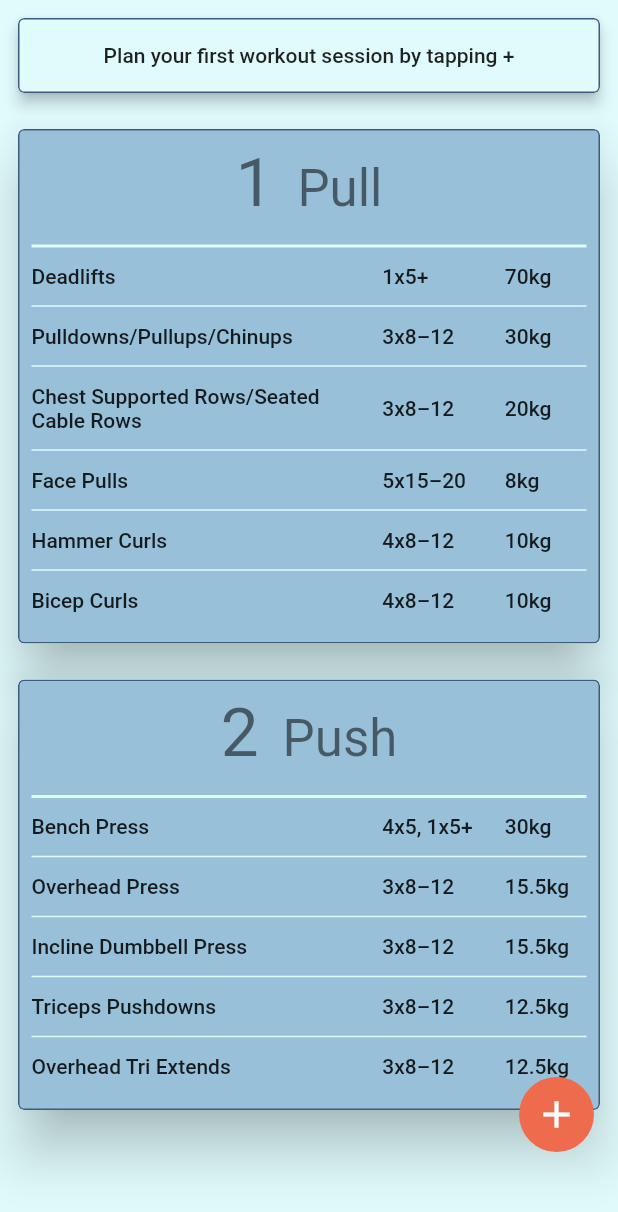
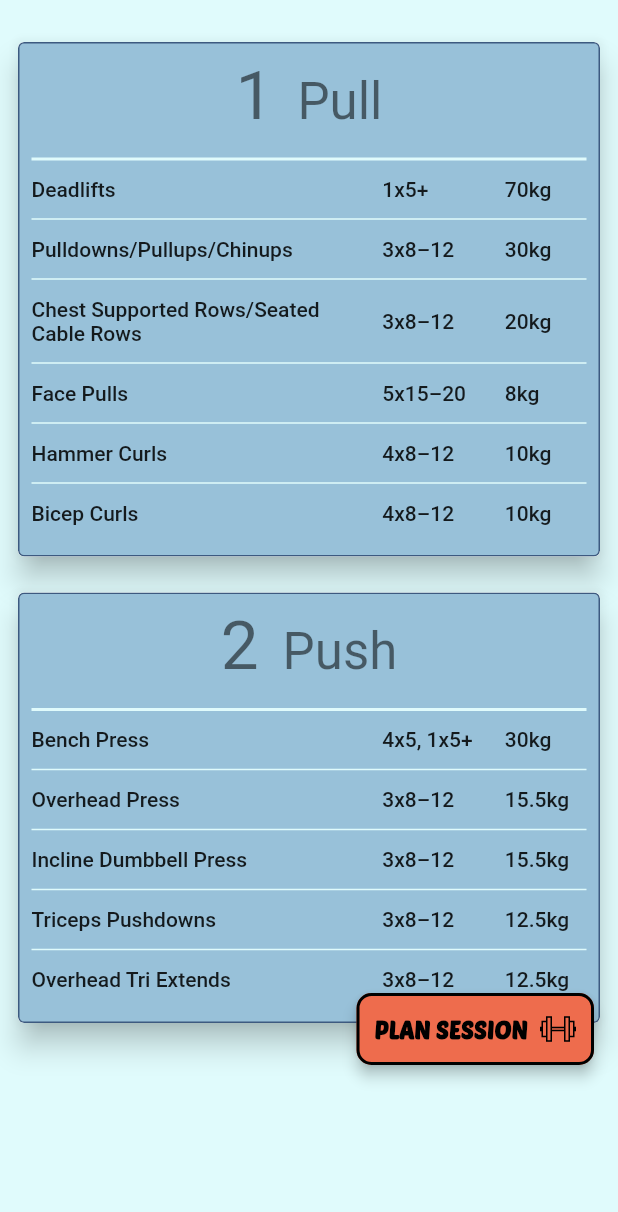
Before and after one commit to JPUF/ppl_course, a Flutter app: the screen it shows after launch, on a phone screen of 412 x 824 dp. Shown: the top 1212 px of the screen. Run offline on Flutter 3.47's test engine with Material 2 defaults, Android fonts, the phone set to English and light mode, and no system bars; our stand-ins replace bloc, flutter_bloc, flutter_svg, page_transition.

Commit message:
Return to bottom button

```diff
--- a/lib/presentation/navigation/app_router.dart
+++ b/lib/presentation/navigation/app_router.dart
@@ -2,6 +2,7 @@ import 'package:flutter/material.dart';
 import 'package:page_transition/page_transition.dart';
 import 'package:ppl_course/presentation/pages/exercise/exercise_page.dart';
 import 'package:ppl_course/presentation/pages/home/home_page.dart';
+import 'package:ppl_course/presentation/pages/session/session_page.dart';
 
 import 'destination.dart';
 
@@ -17,6 +18,11 @@ class AppRouter {
             child: const ExercisePage(title: "Exercise"),
             settings: routeSettings,
             type: PageTransitionType.rightToLeftWithFade);
+      case Destination.session:
+        return PageTransition(
+            child: const SessionPage(title: "Workout Session"),
+            settings: routeSettings,
+            type: PageTransitionType.rightToLeftWithFade);
       default:
         return null;
     }
--- a/lib/presentation/navigation/destination.dart
+++ b/lib/presentation/navigation/destination.dart
@@ -1,4 +1,5 @@
 class Destination {
   static const root = '/';
   static const exercise = root + 'exercise';
+  static const session = root + 'session';
 }
--- a/lib/presentation/pages/home/home_page.dart
+++ b/lib/presentation/pages/home/home_page.dart
@@ -4,9 +4,8 @@ import 'package:ppl_course/data/network/response.dart';
 import 'package:ppl_course/logic/cycles/cycles_bloc.dart';
 import 'package:ppl_course/presentation/navigation/args/session_args.dart';
 import 'package:ppl_course/presentation/navigation/destination.dart';
-import 'package:ppl_course/presentation/pages/home/placeholder_session_widget.dart';
+import 'package:ppl_course/presentation/pages/home/plan_session_button.dart';
 import 'package:ppl_course/presentation/pages/home/session_widget.dart';
-import 'package:ppl_course/res/color/colors.dart';
 
 class HomePage extends StatefulWidget {
   const HomePage({Key? key, required this.title}) : super(key: key);
@@ -58,7 +57,6 @@ class _HomePageState extends State<HomePage> {
                   child: Column(
                     mainAxisAlignment: MainAxisAlignment.start,
                     children: <Widget>[
-                      const PlaceholderSession(),
                       const SizedBox(height: 16),
                       sessionBuilder,
                       const SizedBox(height: 16),
@@ -67,16 +65,7 @@ class _HomePageState extends State<HomePage> {
                 ),
               ),
             ),
-            Padding(
-              padding: const EdgeInsets.all(16.0),
-              child: CircleAvatar(
-                radius: 25,
-                backgroundColor: AppColor.accent,
-                child: IconButton(
-                    icon: const Icon(Icons.add, color: Colors.white, size: 30),
-                    onPressed: () {}),
-              ),
-            ),
+            const PlanSessionButton()
           ],
         ),
       ),
--- a/lib/presentation/pages/home/placeholder_session_widget.dart
+++ /dev/null
@@ -1,28 +0,0 @@
-import 'package:flutter/material.dart';
-import 'package:ppl_course/res/color/colors.dart';
-
-class PlaceholderSession extends StatelessWidget {
-  const PlaceholderSession({Key? key}) : super(key: key);
-
-  @override
-  Widget build(BuildContext context) {
-    return Card(
-        elevation: 4,
-        clipBehavior: Clip.antiAlias,
-        child: Container(
-          width: double.infinity,
-          decoration: BoxDecoration(
-              color: AppColor.light,
-              border: Border.all(color: AppColor.dark),
-              borderRadius: BorderRadius.circular(4)),
-          child: Padding(
-            padding: const EdgeInsets.all(16.0),
-            child: Text(
-              'Plan your first workout session by tapping +',
-              style: Theme.of(context).textTheme.bodyText1,
-              textAlign: TextAlign.center,
-            ),
-          ),
-        ));
-  }
-}
--- /dev/null
+++ b/lib/presentation/pages/home/plan_session_button.dart
@@ -0,0 +1,50 @@
+import 'package:flutter/material.dart';
+import 'package:flutter_svg/svg.dart';
+import 'package:ppl_course/presentation/navigation/destination.dart';
+import 'package:ppl_course/res/color/colors.dart';
+import 'package:ppl_course/res/string/strings.dart';
+import 'package:ppl_course/res/styles/app_text_styles.dart';
+
+class PlanSessionButton extends StatelessWidget {
+  const PlanSessionButton({
+    Key? key,
+  }) : super(key: key);
+
+  @override
+  Widget build(BuildContext context) {
+    return GestureDetector(
+      onTap: () {
+        Navigator.of(context).pushNamed(Destination.session);
+      },
+      child: Card(
+        color: AppColor.accent,
+        elevation: 4,
+        shape: RoundedRectangleBorder(
+          side: const BorderSide(color: Colors.black, width: 2),
+          borderRadius: BorderRadius.circular(10),
+        ),
+        margin: const EdgeInsets.all(16.0),
+        child: Container(
+          padding: const EdgeInsets.all(12.0),
+          child: Row(
+            mainAxisSize: MainAxisSize.min,
+            mainAxisAlignment: MainAxisAlignment.end,
+            children: [
+              Text(
+                Strings.planSessionCTA,
+                textAlign: TextAlign.center,
+                style: AppTextStyles.button,
+              ),
+              const SizedBox(width: 8),
+              SvgPicture.asset(
+                'assets/images/ic_weight.svg',
+                width: 24,
+                height: 24,
+              )
+            ],
+          ),
+        ),
+      ),
+    );
+  }
+}
--- a/lib/presentation/pages/home/session_widget.dart
+++ b/lib/presentation/pages/home/session_widget.dart
@@ -33,7 +33,7 @@ class _SessionWidgetState extends State<SessionWidget> {
     return Padding(
       padding: const EdgeInsets.fromLTRB(0, 0, 0, 16),
       child: Card(
-        elevation: 16,
+        elevation: 8,
         clipBehavior: Clip.antiAlias,
         child: Container(
           width: double.infinity,
--- a/lib/res/color/colors.dart
+++ b/lib/res/color/colors.dart
@@ -23,6 +23,7 @@ class AppColor {
   static MaterialAppColor secondary = MaterialAppColor(0xff98C1D9);
   static MaterialAppColor light = MaterialAppColor(0xffE0FBFC);
   static MaterialColor dark = MaterialAppColor(0xff3D5A80);
+  static MaterialColor black = MaterialAppColor(0xff000000);
   static MaterialAppColor accent = MaterialAppColor(0xffEE6C4D);
 }
 
--- /dev/null
+++ b/lib/res/string/strings.dart
@@ -0,0 +1,3 @@
+class Strings {
+  static const String planSessionCTA = "PLAN SESSION";
+}
--- /dev/null
+++ b/lib/res/styles/app_text_styles.dart
@@ -0,0 +1,14 @@
+import 'package:flutter/material.dart';
+import 'package:ppl_course/res/color/colors.dart';
+
+class AppTextStyles {
+  static TextStyle button = TextStyle(
+      color: AppColor.black,
+      fontSize: 16.0,
+      fontWeight: FontWeight.bold,
+      fontFamily: AppFontFamilies.poetsen);
+}
+
+class AppFontFamilies {
+  static String poetsen = 'Poetsen One';
+}
```
Also changed, not shown: lib/presentation/pages/home/placeholder_widget.dart (added, +40 -0 lines), lib/presentation/pages/session/session_page.dart (added, +32 -0 lines), pubspec.yaml (+8 -1 lines), assets/animations/loading_anim.json (renamed from assets/loading_anim.json), assets/fonts/Andala-Bold.ttf (added), assets/fonts/Andala-BoldItalic.ttf (added), assets/fonts/Andala-Italic.ttf (added), assets/fonts/Andala.ttf (added), assets/fonts/PoetsenOne-Regular.ttf (added), assets/images/ic_weight.svg (added).
